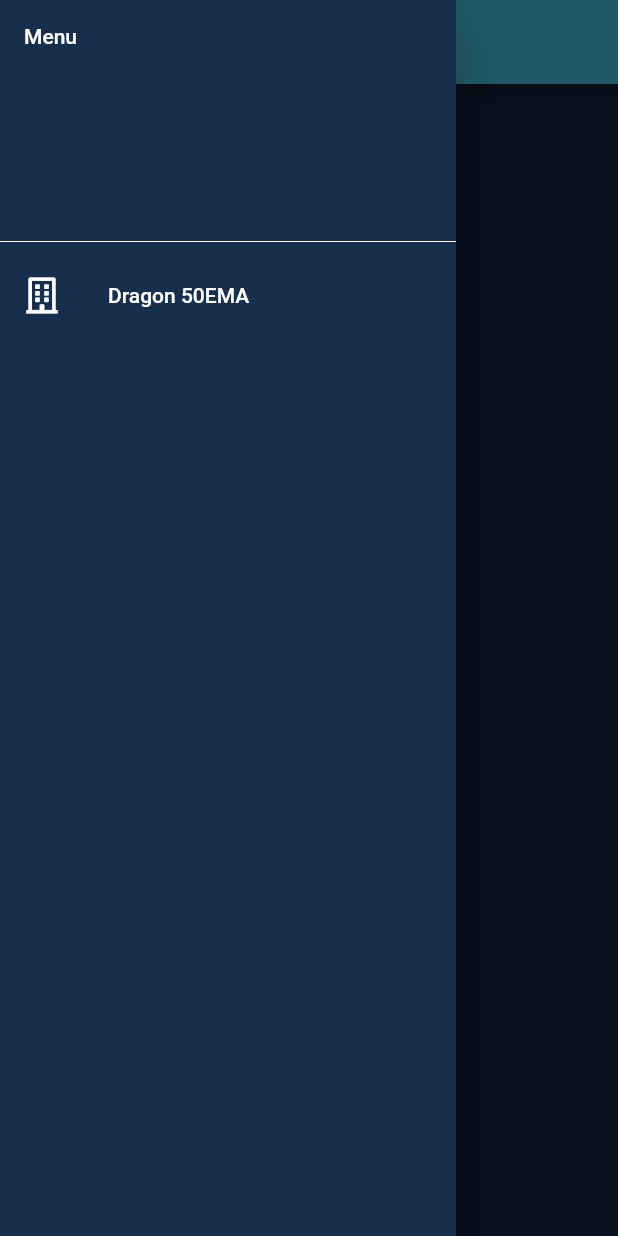
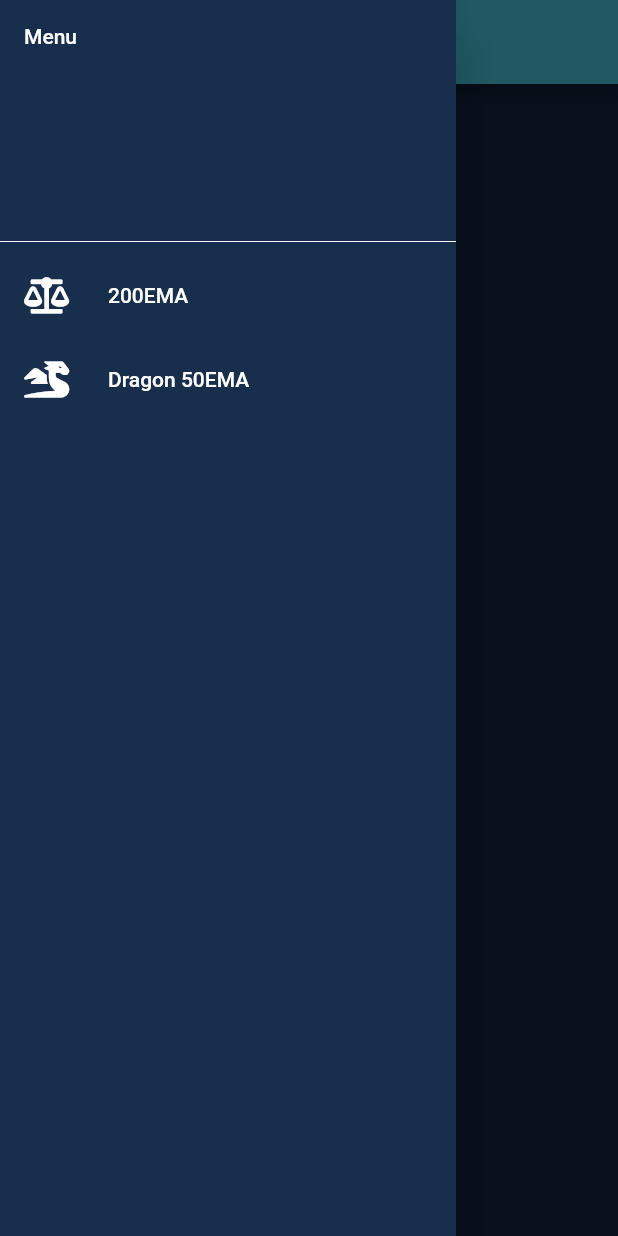
Before and after one commit to robmagario/roubou, a Flutter app: the screen it shows after launch, with the side drawer open, on a phone screen of 412 x 824 dp. Run offline on Flutter 3.47's test engine with Material 2 defaults, Android fonts, the phone set to English and light mode, and no system bars; our stand-ins replace cloud_firestore, firebase_core, flutter_icons, flutter_riverpod, font_awesome_flutter, rxdart; accounts and stored records are empty.

Commit message:
included Dragon icon.

```diff
--- a/lib/main.dart
+++ b/lib/main.dart
@@ -60,7 +60,7 @@ class MyApp extends StatelessWidget {
           /// Routes
           ///
           routes: <String, WidgetBuilder>{
-            "myHomePage": (BuildContext context) => MyHomePage(),
+            "/myHomePage": (BuildContext context) => MyHomePage(),
             "/dragon": (BuildContext context) => Dragon(),
           },
         );
--- a/lib/my_drawer.dart
+++ b/lib/my_drawer.dart
@@ -3,6 +3,7 @@ import 'package:flutter/material.dart';
 import 'package:flutter_icons/flutter_icons.dart';
 import 'package:roubou/component/style.dart';
 import 'package:flutter_riverpod/flutter_riverpod.dart';
+import 'package:font_awesome_flutter/font_awesome_flutter.dart';
 
 class MyDrawer extends ConsumerWidget {
 
@@ -24,7 +25,13 @@ class MyDrawer extends ConsumerWidget {
             ),
           ),
           ListTile(
-            leading: Icon(FontAwesome5.building),
+          leading: Icon(FontAwesomeIcons.balanceScale),
+          title: Text('200EMA'),
+          onTap: () {
+          Navigator.pushNamed(context, '/myHomePage');
+          },),
+          ListTile(
+            leading: FaIcon(FontAwesomeIcons.dragon),
             title: Text('Dragon 50EMA'),
             onTap: () {
               Navigator.pushNamed(context, '/dragon');
--- a/pubspec.yaml
+++ b/pubspec.yaml
@@ -34,6 +34,7 @@ dependencies:
   # Use with the CupertinoIcons class for iOS style icons.
   cupertino_icons: ^1.0.2
   flutter_launcher_icons: ^0.9.0
+  font_awesome_flutter: ^9.0.0
 
 dev_dependencies:
   flutter_test:
```
Also changed, not shown: pubspec.lock.
